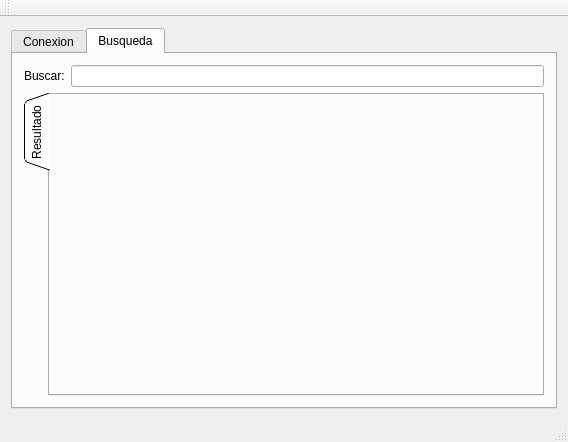
Above: mainwindow.ui from Nsm/lares before the change. Below: the same form after it.
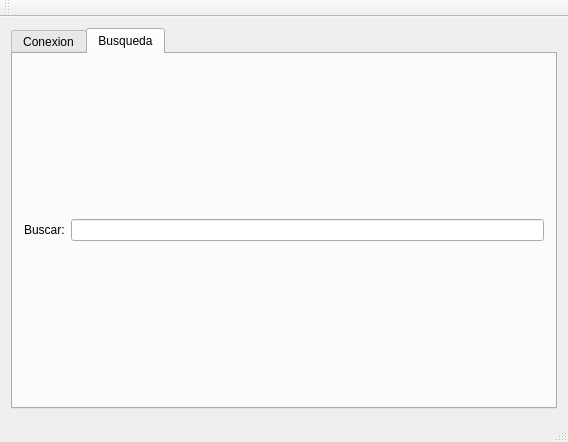
That is the form after the change.

```diff
--- a/mainwindow.ui
+++ b/mainwindow.ui
@@ -59,28 +59,6 @@
             </item>
            </layout>
           </item>
-          <item>
-           <widget class="QTabWidget" name="tabSearchResult">
-            <property name="tabPosition">
-             <enum>QTabWidget::West</enum>
-            </property>
-            <property name="tabShape">
-             <enum>QTabWidget::Triangular</enum>
-            </property>
-            <property name="currentIndex">
-             <number>0</number>
-            </property>
-            <property name="elideMode">
-             <enum>Qt::ElideNone</enum>
-            </property>
-            <widget class="QWidget" name="tab_5">
-             <attribute name="title">
-              <string>Resultado</string>
-             </attribute>
-             <layout class="QGridLayout" name="gridLayout_3"/>
-            </widget>
-           </widget>
-          </item>
          </layout>
         </item>
        </layout>
```
Left out of the diff: 8 changed lines with no effect on the pictures.
